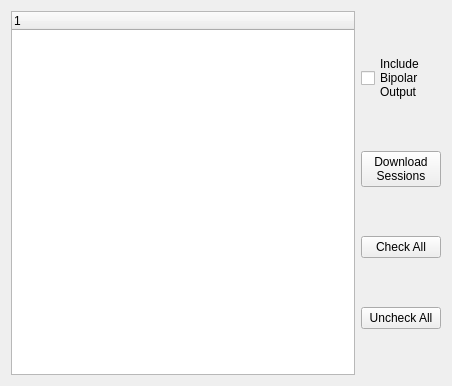
First picture: the form in src/ui/v800main.ui, repository profanum429/v800_downloader, before the edit.
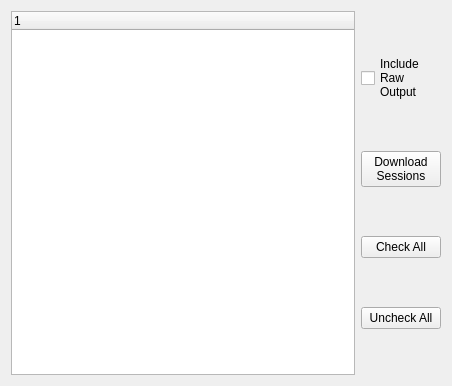
Second picture: the form after the edit.

Commit message: Updated to make Bipolar output the default with the option of raw files. Makes things simpler.

Patch:
```diff
--- a/src/ui/v800main.ui
+++ b/src/ui/v800main.ui
@@ -31,7 +31,7 @@
         <widget class="QCheckBox" name="bipolarChk">
          <property name="text">
           <string>Include
-Bipolar 
+Raw
 Output</string>
          </property>
         </widget>
```
Left out of the diff: 2 changed lines with no effect on the pictures. The commit also changes 3 other files.
